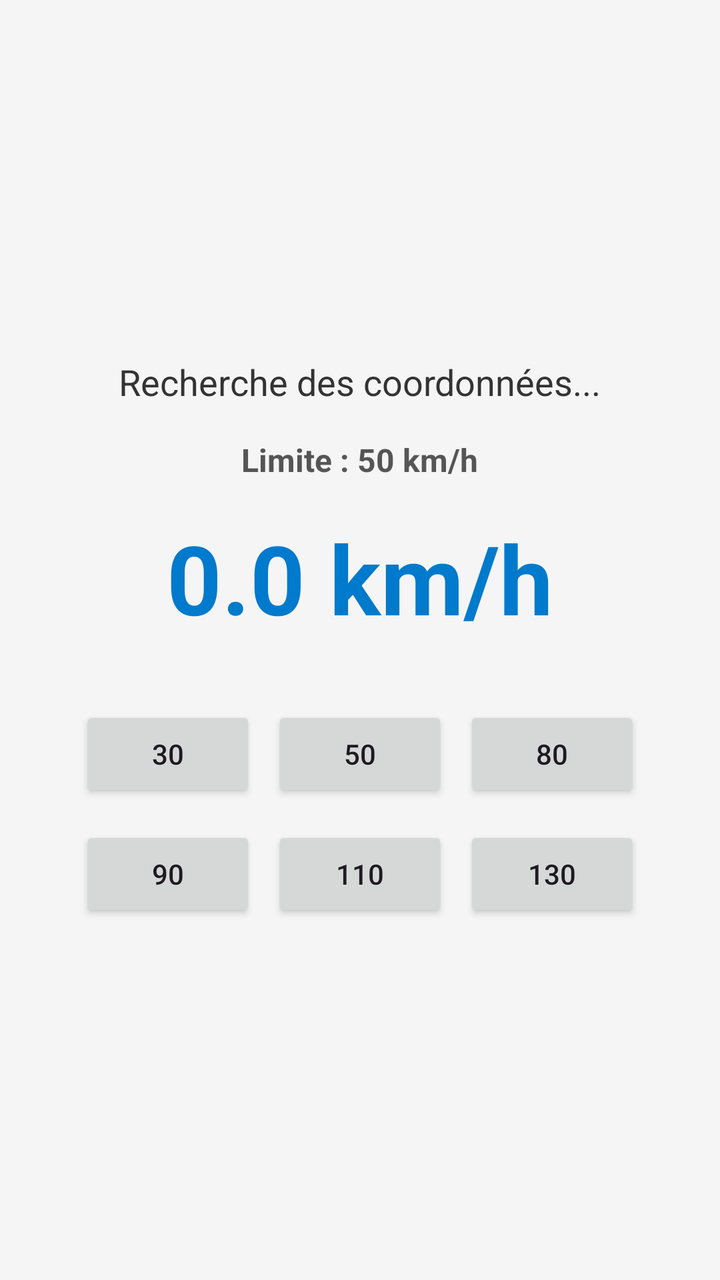
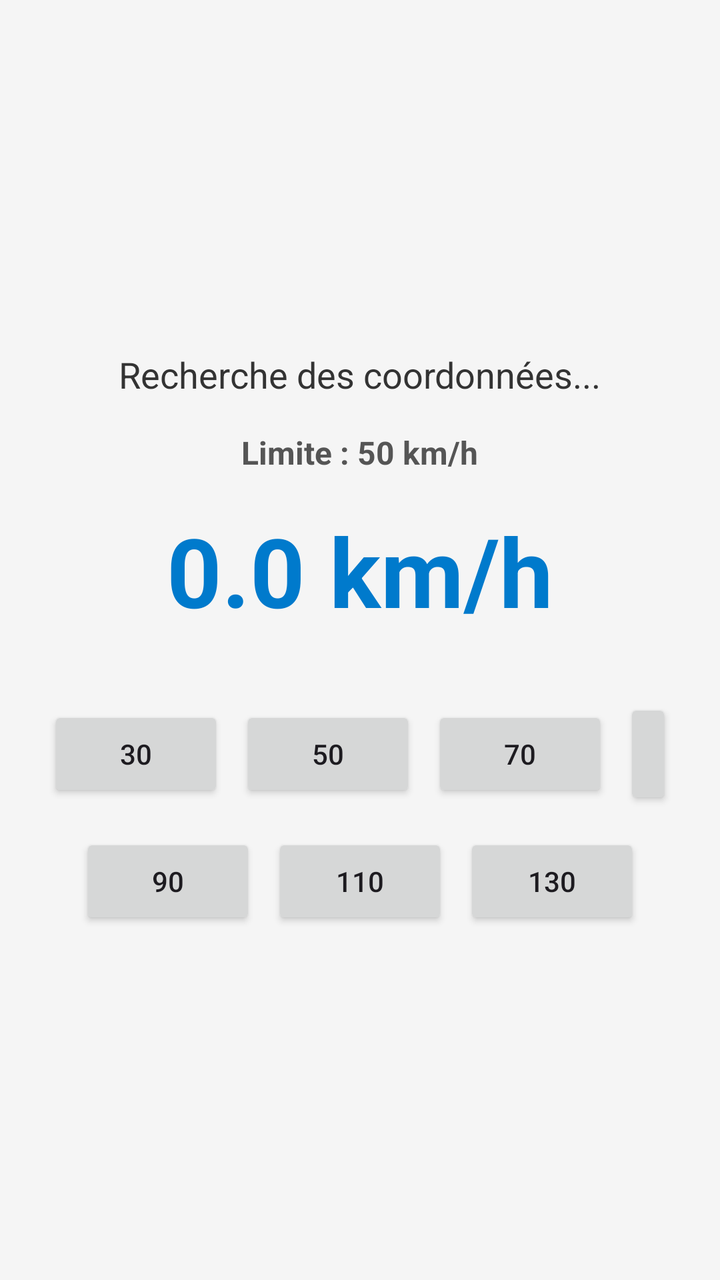

Screens rendered from an Android XML layout before and after an edit, with the pre-edit source and the edit as a unified diff.
<!-- AndroidManifest.xml: application theme Theme.GpsApp -->
<!-- res/layout/activity_main.xml -->
<?xml version="1.0" encoding="utf-8"?>
<LinearLayout xmlns:android="http://schemas.android.com/apk/res/android"
    android:layout_width="match_parent"
    android:layout_height="match_parent"
    android:orientation="vertical"
    android:gravity="center"
    android:padding="24dp"
    android:background="#F5F5F5">

    <TextView
        android:id="@+id/tvCoordinates"
        android:layout_width="wrap_content"
        android:layout_height="wrap_content"
        android:text="Recherche des coordonnées..."
        android:textSize="18sp"
        android:textColor="#333333"
        android:gravity="center"
        android:layout_marginBottom="16dp" />

    <TextView
        android:id="@+id/tvCurrentLimit"
        android:layout_width="wrap_content"
        android:layout_height="wrap_content"
        android:text="Limite : 50 km/h"
        android:textSize="16sp"
        android:textStyle="bold"
        android:textColor="#555555"
        android:layout_marginBottom="16dp" />

    <TextView
        android:id="@+id/tvSpeed"
        android:layout_width="wrap_content"
        android:layout_height="wrap_content"
        android:text="0.0 km/h"
        android:textSize="48sp"
        android:textStyle="bold"
        android:textColor="#007ACC"
        android:gravity="center"
        android:layout_marginBottom="32dp" />

    <LinearLayout
        android:layout_width="wrap_content"
        android:layout_height="wrap_content"
        android:orientation="horizontal"
        android:gravity="center"
        android:layout_marginBottom="12dp">

        <Button
            android:id="@+id/btnLimit30"
            android:layout_width="wrap_content"
            android:layout_height="wrap_content"
            android:text="30"
            android:layout_marginEnd="8dp" />

        <Button
            android:id="@+id/btnLimit50"
            android:layout_width="wrap_content"
            android:layout_height="wrap_content"
            android:text="50"
            android:layout_marginEnd="8dp" />

        <Button
            android:id="@+id/btnLimit80"
            android:layout_width="wrap_content"
            android:layout_height="wrap_content"
            android:text="80" />
    </LinearLayout>

    <LinearLayout
        android:layout_width="wrap_content"
        android:layout_height="wrap_content"
        android:orientation="horizontal"
        android:gravity="center">

        <Button
            android:id="@+id/btnLimit90"
            android:layout_width="wrap_content"
            android:layout_height="wrap_content"
            android:text="90"
            android:layout_marginEnd="8dp" />

        <Button
            android:id="@+id/btnLimit110"
            android:layout_width="wrap_content"
            android:layout_height="wrap_content"
            android:text="110"
            android:layout_marginEnd="8dp" />

        <Button
            android:id="@+id/btnLimit130"
            android:layout_width="wrap_content"
            android:layout_height="wrap_content"
            android:text="130" />
    </LinearLayout>

</LinearLayout>
<!-- resources referenced by this layout -->
<resources>
  <style name="Theme.GpsApp" parent="Base.Theme.GpsApp" />
  <style name="Base.Theme.GpsApp" parent="Theme.Material3.DayNight.NoActionBar">
          
          
      </style>
</resources>

<!-- the commit's change to res/layout/activity_main.xml (unified diff, before → after) -->
@@ -60,6 +60,13 @@
             android:layout_marginEnd="8dp" />
 
         <Button
+            android:id="@+id/btnLimit70"
+            android:layout_width="wrap_content"
+            android:layout_height="wrap_content"
+            android:text="70"
+            android:layout_marginEnd="8dp" />
+
+        <Button
             android:id="@+id/btnLimit80"
             android:layout_width="wrap_content"
             android:layout_height="wrap_content"
